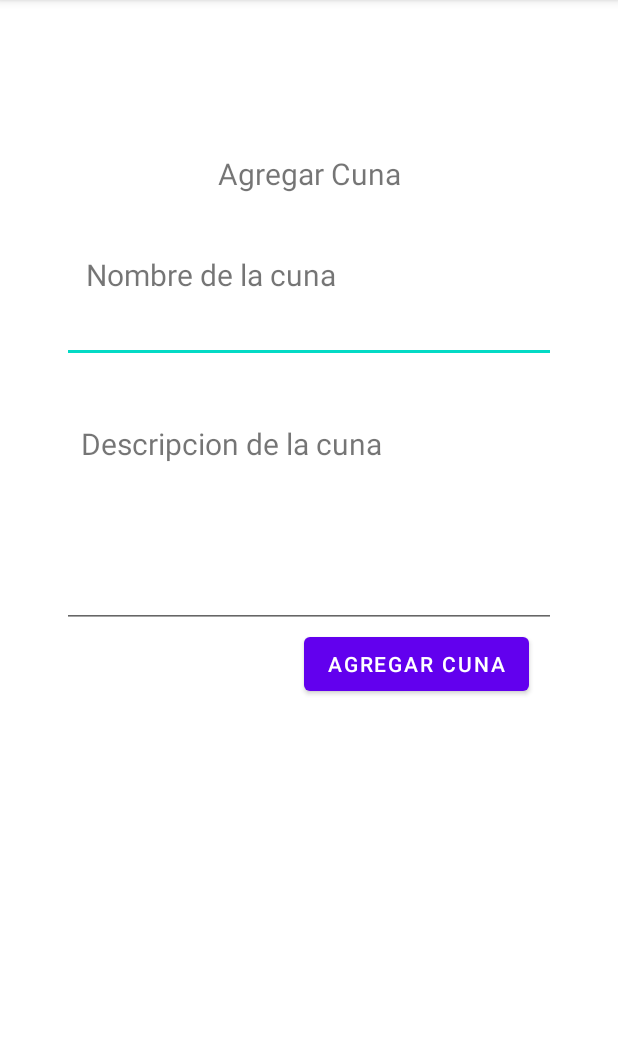
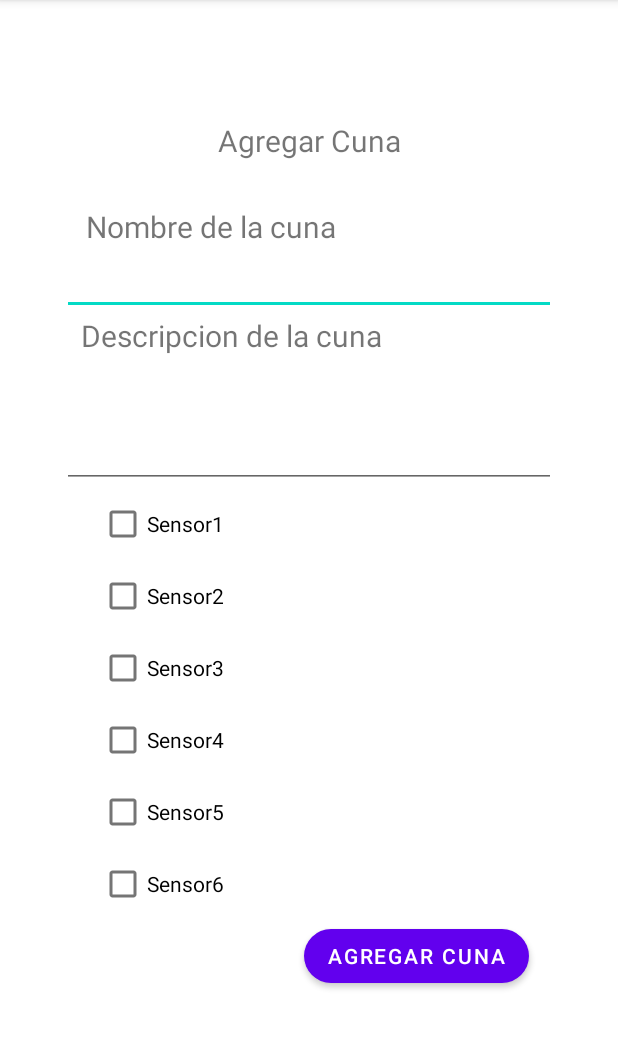
Before and after one commit to JoseLCS2003/BabyCrib, an Android app: the AgregarCuna screen opened directly, with no data from a screen before it, on a phone screen of 412 x 824 dp, the part 84-1133 px from its top. Run offline under Robolectric (Android 15) with nearby library versions, the phone set to English and light mode, and no system bars.

Commit message:
Cambios a Agregar Cuna

```diff
--- a/app/src/main/res/layout/activity_agregar_cuna.xml
+++ b/app/src/main/res/layout/activity_agregar_cuna.xml
@@ -44,7 +44,7 @@
         app:layout_constraintEnd_toStartOf="@+id/end"
         app:layout_constraintStart_toStartOf="@+id/start"
         app:layout_constraintBottom_toTopOf="@id/txtNomCuna"
-        android:layout_marginBottom="40dp"/>
+        android:layout_marginBottom="30dp"/>
 
     <TextView
         android:id="@+id/txtNomCuna"
@@ -74,7 +74,6 @@
         android:layout_height="wrap_content"
         android:text="Descripcion de la cuna"
         android:textSize="20sp"
-        android:layout_marginTop="40dp"
         app:layout_constraintTop_toBottomOf="@id/edtNomCuna"
         app:layout_constraintEnd_toEndOf="@id/end"
         app:layout_constraintStart_toStartOf="@id/start"
@@ -86,21 +85,89 @@
         android:layout_width="0dp"
         android:layout_height="wrap_content"
         android:inputType="textMultiLine"
-        android:lines="4"
-        android:maxLines="4"
+        android:lines="3"
+        android:maxLines="3"
         app:layout_constraintTop_toBottomOf="@id/txtDesCuna"
         app:layout_constraintEnd_toStartOf="@+id/end"
         app:layout_constraintStart_toStartOf="@+id/start"
-        app:layout_constraintBottom_toTopOf="@id/AgregarCuna"/>
+        app:layout_constraintBottom_toTopOf="@id/Sensor1"
+        />
 
+    <CheckBox
+        android:id="@+id/Sensor1"
+        android:layout_width="wrap_content"
+        android:layout_height="wrap_content"
+        android:text="Sensor1"
+        app:layout_constraintStart_toStartOf="@id/start"
+        app:layout_constraintEnd_toEndOf="@id/end"
+        app:layout_constraintHorizontal_bias="0.1"
+        app:layout_constraintTop_toBottomOf="@id/edtDesCuna"
+        app:layout_constraintBottom_toTopOf="@id/Sensor2"
+        />
+    <CheckBox
+        android:id="@+id/Sensor2"
+        android:layout_width="wrap_content"
+        android:layout_height="wrap_content"
+        android:text="Sensor2"
+        app:layout_constraintTop_toBottomOf="@id/Sensor1"
+        app:layout_constraintBottom_toTopOf="@id/Sensor3"
+        app:layout_constraintStart_toStartOf="@id/start"
+        app:layout_constraintEnd_toEndOf="@id/end"
+        app:layout_constraintHorizontal_bias="0.1"
+        />
+    <CheckBox
+        android:id="@+id/Sensor3"
+        android:layout_width="wrap_content"
+        android:layout_height="wrap_content"
+        android:text="Sensor3"
+        app:layout_constraintTop_toBottomOf="@id/Sensor2"
+        app:layout_constraintBottom_toTopOf="@id/Sensor4"
+        app:layout_constraintStart_toStartOf="@id/start"
+        app:layout_constraintEnd_toEndOf="@id/end"
+        app:layout_constraintHorizontal_bias="0.1"
+        />
+    <CheckBox
+        android:id="@+id/Sensor4"
+        android:layout_width="wrap_content"
+        android:layout_height="wrap_content"
+        android:text="Sensor4"
+        app:layout_constraintTop_toBottomOf="@id/Sensor3"
+        app:layout_constraintBottom_toTopOf="@id/Sensor5"
+        app:layout_constraintStart_toStartOf="@id/start"
+        app:layout_constraintEnd_toEndOf="@id/end"
+        app:layout_constraintHorizontal_bias="0.1"
+        />
+    <CheckBox
+        android:id="@+id/Sensor5"
+        android:layout_width="wrap_content"
+        android:layout_height="wrap_content"
+        android:text="Sensor5"
+        app:layout_constraintTop_toBottomOf="@id/Sensor4"
+        app:layout_constraintBottom_toTopOf="@id/Sensor6"
+        app:layout_constraintStart_toStartOf="@id/start"
+        app:layout_constraintEnd_toEndOf="@id/end"
+        app:layout_constraintHorizontal_bias="0.1"
+        />
+    <CheckBox
+        android:id="@+id/Sensor6"
+        android:layout_width="wrap_content"
+        android:layout_height="wrap_content"
+        android:text="Sensor6"
+        app:layout_constraintTop_toBottomOf="@id/Sensor5"
+        app:layout_constraintBottom_toTopOf="@id/AgregarCuna"
+        app:layout_constraintStart_toStartOf="@id/start"
+        app:layout_constraintEnd_toEndOf="@id/end"
+        app:layout_constraintHorizontal_bias="0.1"
+        />
     <Button
         android:id="@+id/AgregarCuna"
         android:layout_width="wrap_content"
         android:layout_height="wrap_content"
         android:text="Agregar Cuna"
+        app:cornerRadius="20dp"
+        app:layout_constraintTop_toBottomOf="@id/Sensor6"
         app:layout_constraintEnd_toStartOf="@+id/end"
         app:layout_constraintStart_toStartOf="@+id/start"
-        app:layout_constraintTop_toBottomOf="@id/edtDesCuna"
         app:layout_constraintHorizontal_bias="0.9"
         app:layout_constraintBottom_toBottomOf="@id/bottom"/>
 
--- a/app/src/main/res/layout/activity_home.xml
+++ b/app/src/main/res/layout/activity_home.xml
@@ -35,11 +35,24 @@
         app:layout_constraintGuide_percent="0.9"/>
 
     <androidx.recyclerview.widget.RecyclerView
+        android:id="@+id/Cunas"
         android:layout_width="0dp"
         android:layout_height="0dp"
         app:layout_constraintEnd_toEndOf="@id/end"
         app:layout_constraintStart_toStartOf="@id/start"
         app:layout_constraintTop_toTopOf="@id/top"
-        app:layout_constraintBottom_toBottomOf="@id/bottom"/>
+        app:layout_constraintBottom_toTopOf="@id/NuevaCuna"/>
+
+    <Button
+        android:id="@+id/NuevaCuna"
+        android:layout_width="57dp"
+        android:layout_height="67dp"
+        app:cornerRadius="500dp"
+        app:layout_constraintBottom_toBottomOf="@id/bottom"
+        app:layout_constraintEnd_toEndOf="@id/end"
+        app:layout_constraintTop_toBottomOf="@id/Cunas"
+        app:layout_constraintStart_toStartOf="@id/start"
+        app:layout_constraintHorizontal_bias="0.9"
+        android:drawableLeft="@drawable/plus"/>
 
 </androidx.constraintlayout.widget.ConstraintLayout>
--- a/app/src/main/res/layout/item.xml
+++ b/app/src/main/res/layout/item.xml
@@ -83,14 +83,6 @@
         </LinearLayout>
     </androidx.cardview.widget.CardView>
 
-    <Button
-        android:id="@+id/NuevaCuna"
-        android:layout_width="57dp"
-        android:layout_height="67dp"
-        app:cornerRadius="500dp"
-        app:layout_constraintBottom_toBottomOf="@id/bottom"
-        app:layout_constraintEnd_toEndOf="@id/end"
-        android:drawableLeft="@drawable/plus"/>
 
 
 </androidx.constraintlayout.widget.ConstraintLayout>
```
